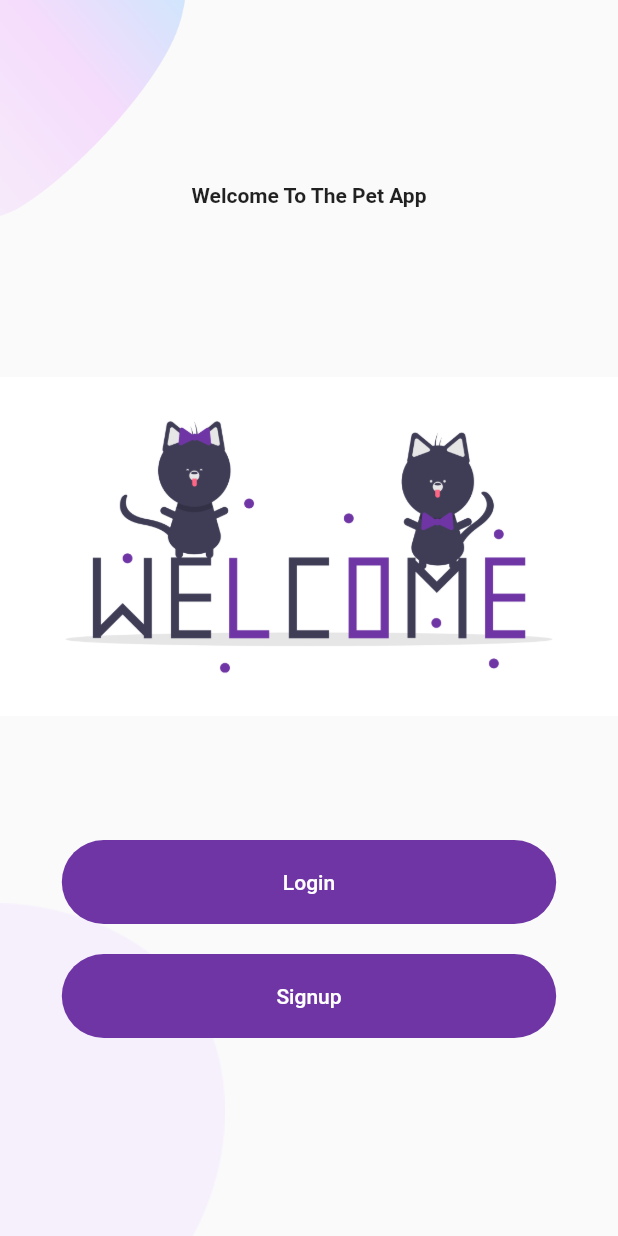
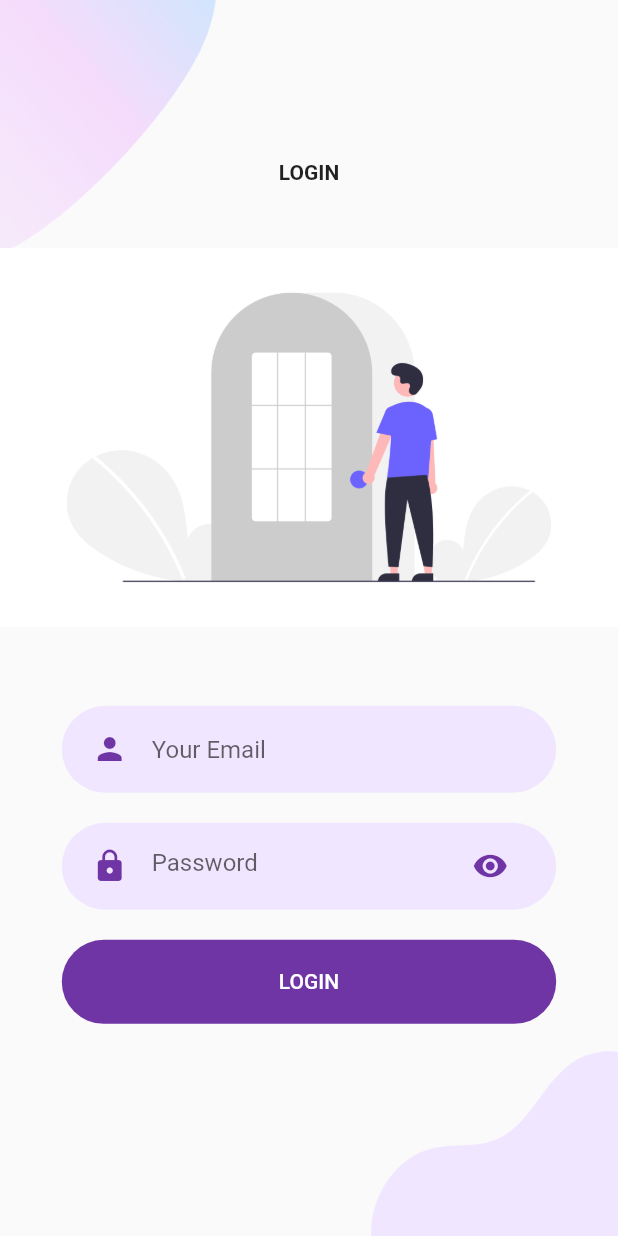
Before and after one commit to HashamWork/PetSocial_V1, a Flutter app: the screen it shows after launch, after a tap on "Login", on a phone screen of 412 x 824 dp. Run offline on Flutter 3.47's test engine with Material 2 defaults, Android fonts, the phone set to English and light mode, and no system bars; our stand-ins replace flutter_svg.

Commit message:
-created a login page and the necessary components

```diff
--- /dev/null
+++ b/lib/Screens/Login/components/background.dart
@@ -0,0 +1,40 @@
+import 'package:flutter/material.dart';
+
+class Background extends StatelessWidget {
+  final Widget child;
+  const Background({
+    Key key,
+    @required this.child,
+  }) : super(key: key);
+
+  @override
+  Widget build(BuildContext context) {
+    Size size = MediaQuery.of(context).size;
+    return Container(
+      width: double.infinity,
+      height: size.height,
+      child: Stack(
+        alignment: Alignment.center,
+        children: <Widget>[
+          Positioned(
+            top: 0,
+            left: 0,
+            child: Image.asset(
+              "assets/images/main_top.png",
+              width: size.width * 0.35,
+            ),
+          ),
+          Positioned(
+            bottom: 0,
+            right: 0,
+            child: Image.asset(
+              "assets/images/login_bottom.png",
+              width: size.width * 0.4,
+            ),
+          ),
+          child,
+        ],
+      ),
+    );
+  }
+}
--- /dev/null
+++ b/lib/Screens/Login/components/body.dart
@@ -0,0 +1,61 @@
+import 'package:flutter/material.dart';
+import 'package:pet_app_01/Screens/Login/components/background.dart';
+// import 'package:flutter_auth/Screens/Signup/signup_screen.dart';
+// import 'package:pet_app_01/components/already_have_an_account_check.dart';
+import 'package:pet_app_01/components/rounded_button.dart';
+import 'package:pet_app_01/components/rounded_input_field.dart';
+import 'package:pet_app_01/components/rounded_password_field.dart';
+
+class Body extends StatelessWidget {
+  const Body({
+    Key key,
+  }) : super(key: key);
+
+  @override
+  Widget build(BuildContext context) {
+    Size size = MediaQuery.of(context).size;
+    return Background(
+      child: SingleChildScrollView(
+        child: Column(
+          mainAxisAlignment: MainAxisAlignment.center,
+          children: <Widget>[
+            Text(
+              "LOGIN",
+              style: TextStyle(fontWeight: FontWeight.bold),
+            ),
+            SizedBox(height: size.height * 0.03),
+            Image.asset(
+              "assets/icons/undraw_Login_re_4vu2.png",
+              height: size.height * 0.35,
+            ),
+            SizedBox(height: size.height * 0.03),
+            RoundedInputField(
+              hintText: "Your Email",
+              onChanged: (value) {},
+            ),
+            RoundedPasswordField(
+              onChanged: (value) {},
+            ),
+            RoundedButton(
+              text: "LOGIN",
+              press: () {},
+            ),
+            SizedBox(height: size.height * 0.03),
+            // AlreadyHaveAnAccountCheck(
+            //   press: () {
+            //     Navigator.push(
+            //       context,
+            //       MaterialPageRoute(
+            //         builder: (context) {
+            //           return SignUpScreen();
+            //         },
+            //       ),
+            //     );
+            //   },
+            // ),
+          ],
+        ),
+      ),
+    );
+  }
+}
--- /dev/null
+++ b/lib/Screens/Login/login_screen.dart
@@ -0,0 +1,11 @@
+import 'package:flutter/material.dart';
+import 'package:pet_app_01/Screens/Login/components/body.dart';
+
+class LoginScreen extends StatelessWidget {
+  @override
+  Widget build(BuildContext context) {
+    return Scaffold(
+      body: Body(),
+    );
+  }
+}
--- a/lib/Screens/Welcome/components/body.dart
+++ b/lib/Screens/Welcome/components/body.dart
@@ -3,6 +3,7 @@ import 'package:flutter_svg/svg.dart';
 
 import 'background.dart';
 import 'package:pet_app_01/Components/rounded_button.dart';
+import 'package:pet_app_01/Screens/Login/login_screen.dart';
 import 'package:pet_app_01/constants.dart';
 
 class Body extends StatelessWidget {
@@ -29,7 +30,14 @@ class Body extends StatelessWidget {
             RoundedButton(
               text: "Login",
               press: () {
-                print('Login is working');
+                Navigator.push(
+                  context,
+                  MaterialPageRoute(
+                    builder: (context) {
+                      return LoginScreen();
+                    },
+                  ),
+                );
               },
             ),
             RoundedButton(
--- a/lib/main.dart
+++ b/lib/main.dart
@@ -11,6 +11,7 @@ class MyApp extends StatelessWidget {
   @override
   Widget build(BuildContext context) {
     return MaterialApp(
+      debugShowCheckedModeBanner: false,
       home: Scaffold(
         backgroundColor: Colors.white,
         body: SafeArea(
```
Also changed, not shown: assets/icons/undraw_Login_re_4vu2.png (added), assets/images/undraw_Login_re_4vu2.png (added).
